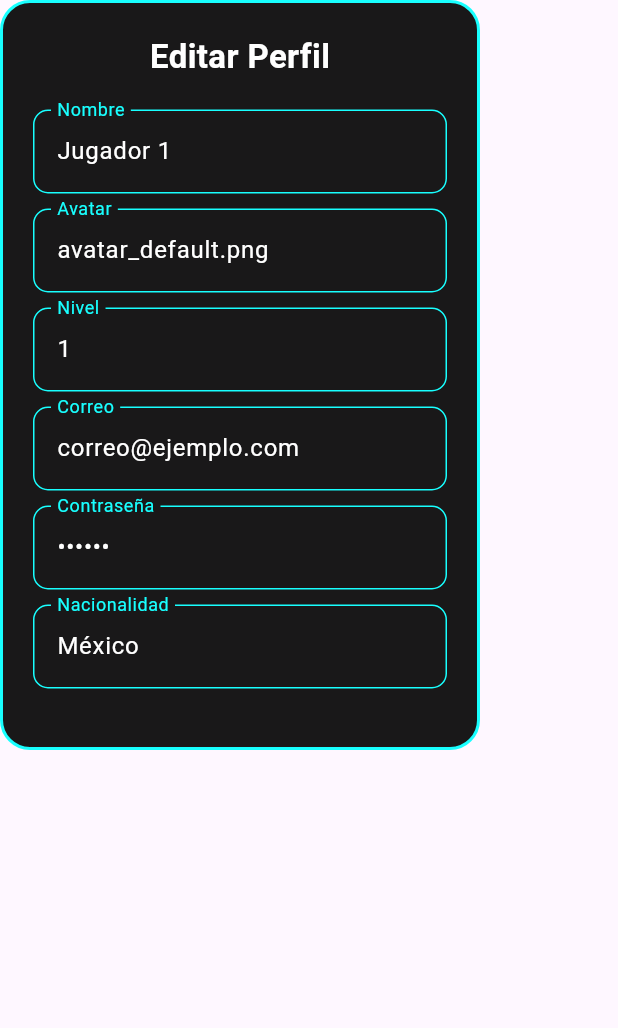
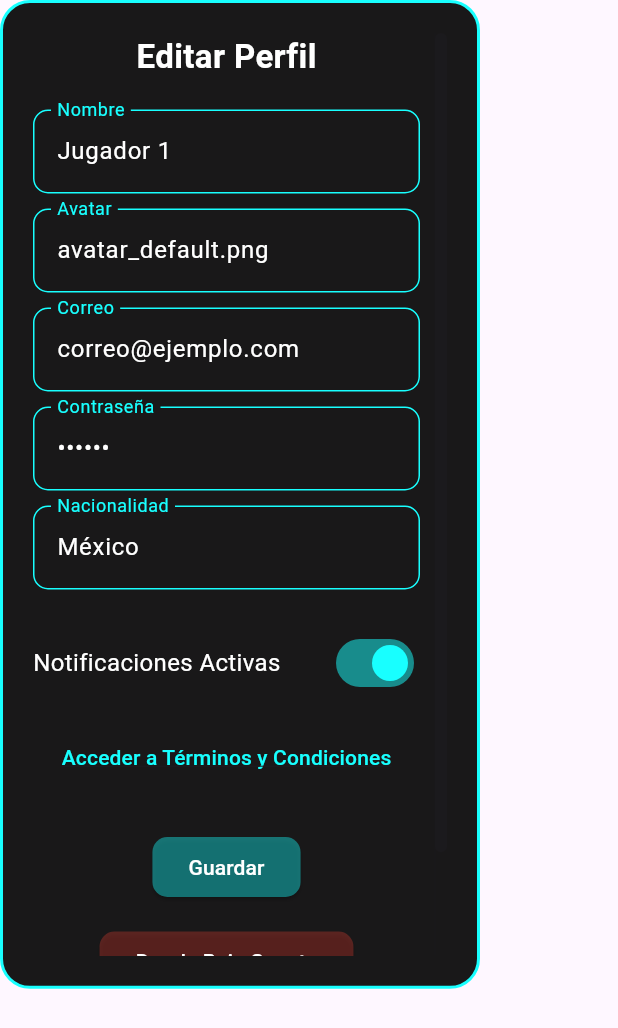
Before and after one commit to admnneoaztlan/neoaztlangame, a Flutter app: the InformacionPerfil widget shown alone on an empty page, opened directly, on a phone screen of 412 x 824 dp. Shown: the top 1028 px of the screen. Run offline on Flutter 3.47's test engine with Material 3 defaults, Android fonts, the light colour scheme and no system bars; missing offline and left inert: flame; statements that could not run were skipped.

Commit message:
Se añadieron botones de elimar cuenta,terminos y condiciones y scroll

```diff
--- a/lib/UI/informacion_perfil.dart
+++ b/lib/UI/informacion_perfil.dart
@@ -1,13 +1,17 @@
 import 'package:flutter/material.dart';
 
-/// 🔹 Variables globales compartidas (simulan almacenamiento temporal)
-String nombreJugador = "Jugador 1";
-String avatarJugador = "avatar_default.png";
-int nivelJugador = 1;
-String correoJugador = "correo@ejemplo.com";
-String contrasenaJugador = "123456";
-String nacionalidadJugador = "México";
+// ==========================================================
+// 🔹 VARIABLES GLOBALES (SIMULACIÓN DE BASE DE DATOS)
+//    Se asume que estas variables son globales y actualizan el Overlay
+// ==========================================================
+String nombreJugador = 'Jugador 1';
+String avatarJugador = 'avatar_default.png';
+String correoJugador = 'correo@ejemplo.com';
+String contrasenaJugador = '123456';
+String nacionalidadJugador = 'México';
 bool cuentaEliminada = false;
+bool notificacionesActivas = true; //
+// ==========================================================
 
 /// Widget principal
 class InformacionPerfil extends StatefulWidget {
@@ -18,33 +22,40 @@ class InformacionPerfil extends StatefulWidget {
 }
 
 class _InformacionPerfilState extends State<InformacionPerfil> {
+  // Controladores de Edición
   late TextEditingController _nombreController;
   late TextEditingController _avatarController;
-  late TextEditingController _nivelController;
   late TextEditingController _correoController;
   late TextEditingController _contrasenaController;
   late TextEditingController _nacionalidadController;
 
+  // Variable local para manejar el estado del Switch
+  late bool _notificacionesActivasLocal;
+
+  // Creamos un controlador de scroll
+  final ScrollController _scrollController = ScrollController();
+
   @override
   void initState() {
     super.initState();
-    // Inicializamos con los valores actuales
+    // Inicializamos con los valores actuales (globales)
     _nombreController = TextEditingController(text: nombreJugador);
     _avatarController = TextEditingController(text: avatarJugador);
-    _nivelController = TextEditingController(text: nivelJugador.toString());
     _correoController = TextEditingController(text: correoJugador);
     _contrasenaController = TextEditingController(text: contrasenaJugador);
     _nacionalidadController = TextEditingController(text: nacionalidadJugador);
+
+    _notificacionesActivasLocal = notificacionesActivas;
   }
 
   @override
   void dispose() {
     _nombreController.dispose();
     _avatarController.dispose();
-    _nivelController.dispose();
     _correoController.dispose();
     _contrasenaController.dispose();
     _nacionalidadController.dispose();
+    _scrollController.dispose();
     super.dispose();
   }
 
@@ -52,15 +63,25 @@ class _InformacionPerfilState extends State<InformacionPerfil> {
   Widget build(BuildContext context) {
     return Container(
       width: 320,
-      height: 500,
+      constraints:
+          BoxConstraints(maxHeight: MediaQuery.of(context).size.height * 0.8),
       padding: const EdgeInsets.all(20),
       decoration: BoxDecoration(
         color: Colors.black.withOpacity(0.9),
         borderRadius: BorderRadius.circular(20),
         border: Border.all(color: Colors.cyanAccent, width: 2),
       ),
+      child: Scrollbar(
+        controller: _scrollController,
+        thumbVisibility: true,
+        thickness: 8.0,
+        radius: const Radius.circular(10), // Bordes redondeados
+        trackVisibility: true,
+        scrollbarOrientation: ScrollbarOrientation.right,
+
         child: SingleChildScrollView(
-        // 🔹 Para poder desplazarse
+          controller: _scrollController,
+          padding: const EdgeInsets.only(right: 18.0),
           child: Column(
             mainAxisSize: MainAxisSize.min,
             children: [
@@ -74,11 +95,10 @@ class _InformacionPerfilState extends State<InformacionPerfil> {
               ),
               const SizedBox(height: 20),
 
+              // --- CAMPOS DE EDICIÓN ---
               _campo('Nombre', 'Escribe tu nombre', _nombreController),
               const SizedBox(height: 10),
               _campo('Avatar', 'Nombre del avatar', _avatarController),
-            const SizedBox(height: 10),
-            _campo('Nivel', '0', _nivelController),
               const SizedBox(height: 10),
               _campo('Correo', 'ejemplo@correo.com', _correoController),
               const SizedBox(height: 10),
@@ -89,70 +109,43 @@ class _InformacionPerfilState extends State<InformacionPerfil> {
 
               const SizedBox(height: 25),
 
+              //  APARTADO: Notificaciones (Switch)
+              _seccionNotificaciones(),
+              const SizedBox(height: 15),
+
+              //  APARTADO: Términos y Condiciones
+              _seccionTerminos(context),
+              const SizedBox(height: 25),
+
+              // --- BOTÓN GUARDAR (Visible con el scroll) ---
               ElevatedButton(
                 style: ElevatedButton.styleFrom(
-                backgroundColor: Colors.cyanAccent.withOpacity(0.2),
+                  backgroundColor: Colors.cyanAccent.withOpacity(0.4),
                   foregroundColor: Colors.white,
                   shape: RoundedRectangleBorder(
                     borderRadius: BorderRadius.circular(10),
                   ),
                 ),
                 onPressed: () {
-                // 🔹 Guardamos los cambios globalmente
+                  // Lógica de Guardado
                   setState(() {
                     nombreJugador = _nombreController.text;
                     avatarJugador = _avatarController.text;
-                  nivelJugador =
-                      int.tryParse(_nivelController.text) ?? nivelJugador;
                     correoJugador = _correoController.text;
                     contrasenaJugador = _contrasenaController.text;
                     nacionalidadJugador = _nacionalidadController.text;
+                    notificacionesActivas =
+                        _notificacionesActivasLocal; // Actualiza global
                   });
 
-                Navigator.of(context).pop(); // 🔹 Cierra el diálogo
+                  Navigator.of(context).pop(); //  Cierra el diálogo
                 },
                 child: const Text('Guardar'),
               ),
 
               const SizedBox(height: 15),
 
-            // 🔹 Botón Términos y condiciones
-            TextButton(
-              onPressed: () {
-                showDialog(
-                  context: context,
-                  builder: (context) => AlertDialog(
-                    backgroundColor: Colors.black87,
-                    shape: RoundedRectangleBorder(
-                        borderRadius: BorderRadius.circular(12)),
-                    title: const Text(
-                      "Términos y Condiciones",
-                      style: TextStyle(color: Colors.cyanAccent),
-                    ),
-                    content: const Text(
-                      "Al usar esta aplicación aceptas que los datos mostrados "
-                      "son de carácter informativo y pueden cambiar en futuras versiones.",
-                      style: TextStyle(color: Colors.white70),
-                    ),
-                    actions: [
-                      TextButton(
-                        onPressed: () => Navigator.pop(context),
-                        child: const Text("Aceptar",
-                            style: TextStyle(color: Colors.cyanAccent)),
-                      ),
-                    ],
-                  ),
-                );
-              },
-              child: const Text(
-                "Ver Términos y Condiciones",
-                style: TextStyle(color: Colors.cyanAccent),
-              ),
-            ),
-
-            const SizedBox(height: 10),
-
-            // 🔹 Botón Eliminar cuenta
+              //  BOTÓN Dar de Baja Cuenta
               ElevatedButton(
                 style: ElevatedButton.styleFrom(
                   backgroundColor: Colors.red.withOpacity(0.3),
@@ -162,31 +155,126 @@ class _InformacionPerfilState extends State<InformacionPerfil> {
                   ),
                 ),
                 onPressed: () {
+                  //  Lógica de Advertencia y Eliminación
+                  showDialog(
+                    context: context,
+                    builder: (context) => AlertDialog(
+                      backgroundColor: Colors.black87,
+                      shape: RoundedRectangleBorder(
+                          borderRadius: BorderRadius.circular(12)),
+                      title: const Text(
+                        "Advertencia de Eliminación",
+                        style: TextStyle(color: Colors.redAccent),
+                      ),
+                      content: const Text(
+                        "Al dar de baja tu cuenta, enfrentarás una pérdida de datos "
+                        "permanente y no habrá reembolso de items pagados. ¿Deseas continuar?",
+                        style: TextStyle(color: Colors.white70),
+                      ),
+                      actions: [
+                        TextButton(
+                          onPressed: () {
+                            // Simulación de eliminación si el usuario confirma
                             setState(() {
                               cuentaEliminada = true;
                             });
-                Navigator.of(context).pop();
-                ScaffoldMessenger.of(context).showSnackBar(
-                  const SnackBar(
-                    content: Text('Cuenta eliminada (simulado)'),
-                    backgroundColor: Colors.redAccent,
+                            Navigator.of(context)
+                                .pop(); // Cierra el AlertDialog
+                            Navigator.of(context)
+                                .pop(); // Cierra el InformacionPerfil Dialog
+                          },
+                          child: const Text("Sí, Dar de Baja",
+                              style: TextStyle(color: Colors.redAccent)),
+                        ),
+                        TextButton(
+                          onPressed: () => Navigator.pop(context),
+                          child: const Text("Cancelar",
+                              style: TextStyle(color: Colors.cyanAccent)),
+                        ),
+                      ],
                     ),
                   );
                 },
-              child: const Text('Eliminar cuenta'),
+                child: const Text('Dar de Baja Cuenta'),
               ),
+
+              const SizedBox(height: 50),
             ],
+          ),
         ),
       ),
     );
   }
 
-  /// 🔹 Campo reutilizable
+  // --- HELPERS (Funciones de Soporte) ---
+
+  // Switch de Notificaciones
+  Widget _seccionNotificaciones() {
+    return Row(
+      mainAxisAlignment: MainAxisAlignment.spaceBetween,
+      children: [
+        const Text(
+          'Notificaciones Activas',
+          style: TextStyle(color: Colors.white, fontSize: 16),
+        ),
+        Switch(
+          value: _notificacionesActivasLocal,
+          activeColor: Colors.cyanAccent,
+          onChanged: (bool value) {
+            setState(() {
+              _notificacionesActivasLocal = value;
+            });
+          },
+        ),
+      ],
+    );
+  }
+
+  //  Botón de Términos y condiciones
+  Widget _seccionTerminos(BuildContext context) {
+    return TextButton(
+      onPressed: () {
+        showDialog(
+          context: context,
+          builder: (context) => AlertDialog(
+            backgroundColor: Colors.black87,
+            shape:
+                RoundedRectangleBorder(borderRadius: BorderRadius.circular(12)),
+            title: const Text(
+              'Términos y Condiciones',
+              style: TextStyle(color: Colors.cyanAccent),
+            ),
+            content: const Text(
+              'Al usar esta aplicación aceptas que los datos mostrados '
+              'son de carácter informativo y pueden cambiar en futuras versiones.',
+              style: TextStyle(color: Colors.white70),
+            ),
+            actions: [
+              TextButton(
+                onPressed: () => Navigator.pop(context),
+                child: const Text('Aceptar',
+                    style: TextStyle(color: Colors.cyanAccent)),
+              ),
+            ],
+          ),
+        );
+      },
+      child: const Text(
+        'Acceder a Términos y Condiciones',
+        style: TextStyle(
+            color: Colors.cyanAccent, decoration: TextDecoration.underline),
+      ),
+    );
+  }
+
+  ///  Campo reutilizable
   Widget _campo(String label, String hint, TextEditingController controller,
       {bool obscure = false}) {
     return TextField(
       controller: controller,
       obscureText: obscure,
+      keyboardType:
+          label == 'Nivel' ? TextInputType.number : TextInputType.text,
       style: const TextStyle(color: Colors.white),
       decoration: InputDecoration(
         labelText: label,
--- a/lib/main.dart
+++ b/lib/main.dart
@@ -19,7 +19,7 @@ void main() {
                   titulo: 'Guardián estelar',
                   nombre: nombreJugador,
                   avatarNombre: avatarJugador,
-                  nivel: nivelJugador,
+                  nivel: 10,
                   gemas: 350,
                   estrellas: 2000,
                   victorias: 1247,
```
Lines whose indentation alone changed are shown as unchanged.
